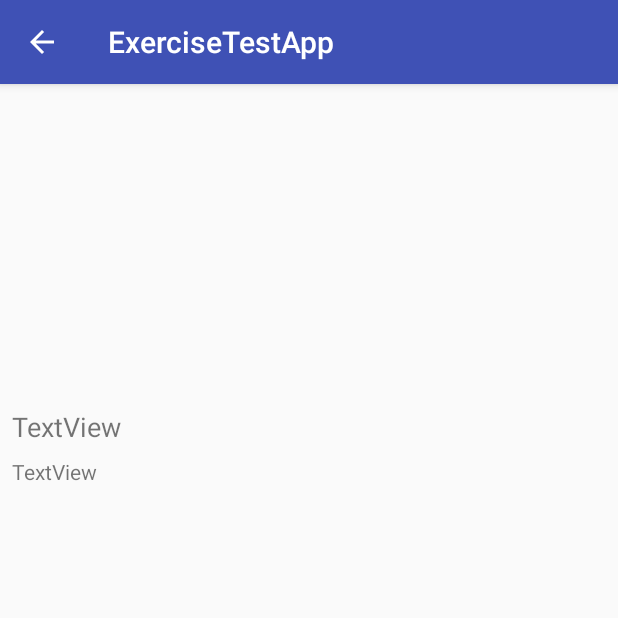
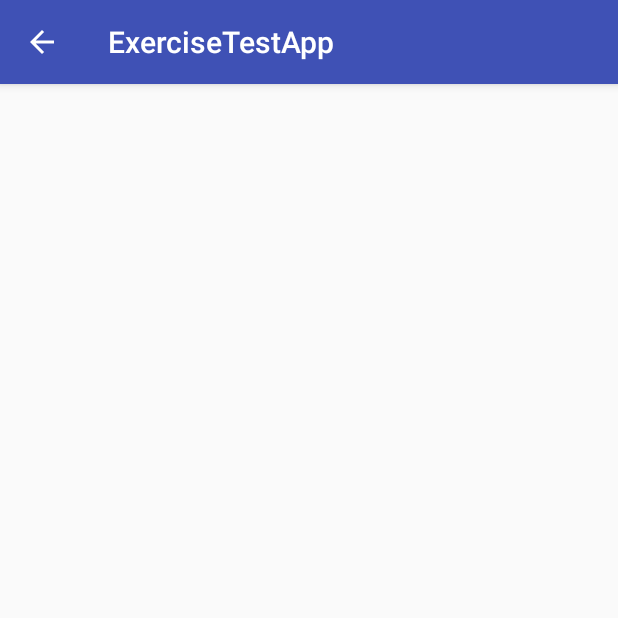
Before and after one commit to luisdelae/SecondTestApp, an Android app: the ExerciseDetailsActivity screen opened directly, with no data from a screen before it, on a phone screen of 412 x 824 dp, the top half of it. Run offline under Robolectric (Android 15) with nearby library versions, the phone set to English and light mode, and no system bars; libraries missing offline, so code that uses them is left out: org.jetbrains.anko; pictures from the network do not load.

```diff
--- a/app/src/main/java/com/example/luisdelaespriella/exercisetestapp/View/MainActivity.kt
+++ b/app/src/main/java/com/example/luisdelaespriella/exercisetestapp/View/MainActivity.kt
@@ -37,7 +37,7 @@ class MainActivity : AppCompatActivity() {
     }
 
     private fun getDataFromApi(): List<Exercise> {
-        val jsonResults = URL("https://wger.de/api/v2/exercise?limit=50").readText()
+        val jsonResults = URL("https://wger.de/api/v2/exercise?limit=10").readText()
 
         val results: Results = Gson().fromJson(jsonResults, object: TypeToken<Results>(){}.type)
 
--- a/app/src/main/res/layout/activity_exercise_details.xml
+++ b/app/src/main/res/layout/activity_exercise_details.xml
@@ -18,28 +18,14 @@
         app:layout_constraintTop_toTopOf="parent" />
 
     <TextView
-        android:id="@+id/tv_exercise_name"
-        android:layout_width="0dp"
-        android:layout_height="wrap_content"
-        android:layout_marginEnd="8dp"
-        android:layout_marginStart="8dp"
-        android:layout_marginTop="8dp"
-        android:text="TextView"
-        android:textSize="18sp"
-        app:layout_constraintEnd_toEndOf="parent"
-        app:layout_constraintStart_toStartOf="parent"
-        app:layout_constraintTop_toBottomOf="@+id/image_exercise_image" />
-
-    <TextView
         android:id="@+id/tv_exercise_description"
         android:layout_width="0dp"
         android:layout_height="wrap_content"
         android:layout_marginEnd="8dp"
         android:layout_marginStart="8dp"
-        android:layout_marginTop="8dp"
-        android:text="TextView"
+        android:layout_marginTop="15dp"
         app:layout_constraintEnd_toEndOf="parent"
         app:layout_constraintStart_toStartOf="parent"
-        app:layout_constraintTop_toBottomOf="@+id/tv_exercise_name" />
+        app:layout_constraintTop_toBottomOf="@+id/image_exercise_image" />
 
 </android.support.constraint.ConstraintLayout>
```
Also changed, not shown: app/src/main/java/com/example/luisdelaespriella/exercisetestapp/View/ExerciseDetailsActivity.kt (+6 -1 lines).
